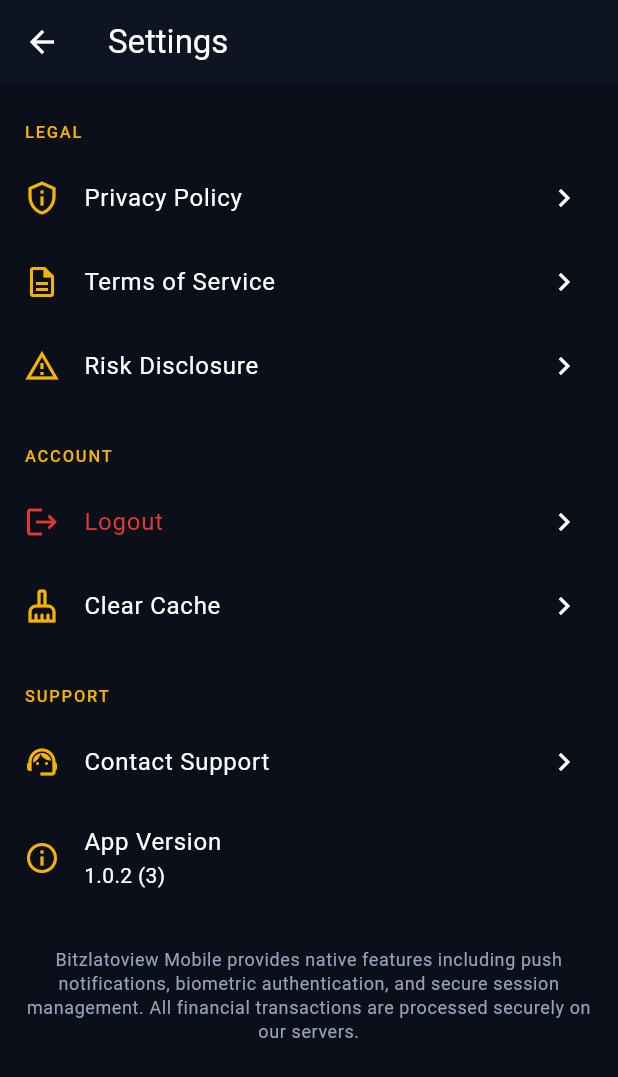
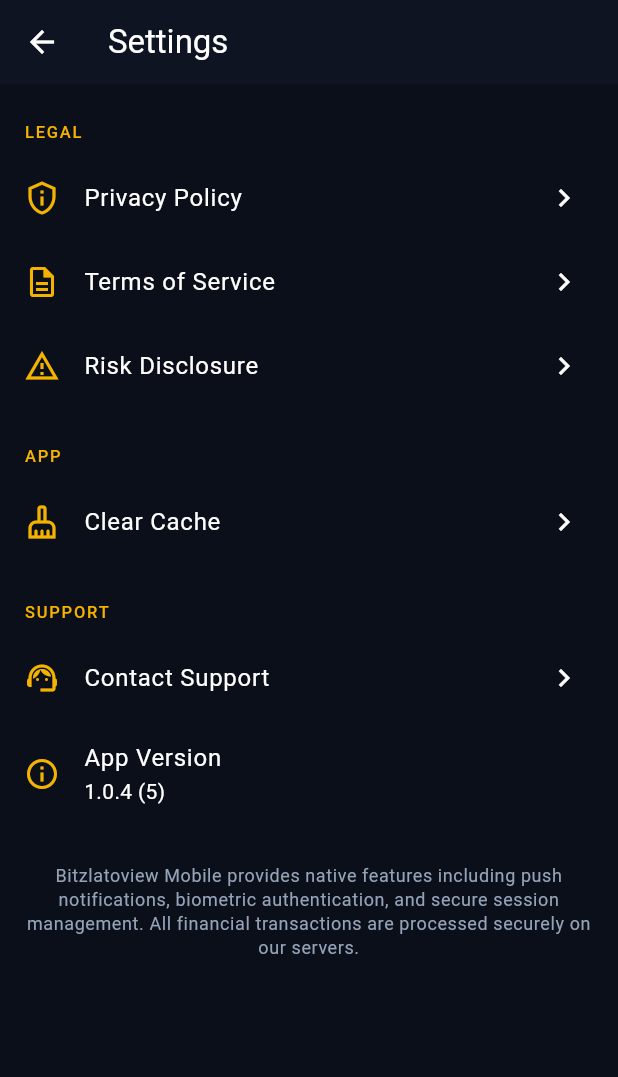
Before and after one commit to ecozeentech/-Bitzlatoview-App, a Flutter app: the screen it shows after launch, after a tap on the "settings" icon, on a phone screen of 412 x 824 dp. Shown: the top 1077 px of the screen. Run offline on Flutter 3.47's test engine with Material 3 defaults, Android fonts, the phone set to English and light mode, and no system bars; our stand-ins replace app_links, camera, connectivity_plus, device_info_plus, file_picker, firebase_core and 10 more; missing offline and left inert: flutter_inappwebview, webview_cookie_manager_plus; accounts and stored records are empty.

Commit message:
fix: restore WebView scrolling and remove duplicate logout
- Remove SmartRefresher wrapper that blocked touch/scroll events
- Remove full-screen loading overlay; use AppBar progress bar instead
- Enable native WebView scroll settings (vertical scroll, wide viewport)
- Remove duplicate Logout from native Settings (web app handles auth)
- Drop unused pull_to_refresh dependency
- Bump version to 1.0.4+5

Co-authored-by: Ecozeen Tech <ecozeentech@users.noreply.github.com>

```diff
--- a/lib/screens/settings_screen.dart
+++ b/lib/screens/settings_screen.dart
@@ -5,7 +5,6 @@ import 'package:url_launcher/url_launcher.dart';
 
 import '../config/constants.dart';
 import '../config/theme.dart';
-import '../providers/auth_provider.dart';
 import '../providers/webview_provider.dart';
 
 class SettingsScreen extends StatefulWidget {
@@ -51,34 +50,6 @@ class _SettingsScreenState extends State<SettingsScreen> {
     }
   }
 
-  Future<void> _logout() async {
-    final confirmed = await showDialog<bool>(
-      context: context,
-      builder: (context) => AlertDialog(
-        title: const Text('Logout'),
-        content: const Text('Are you sure you want to logout?'),
-        actions: [
-          TextButton(
-            onPressed: () => Navigator.pop(context, false),
-            child: const Text('Cancel'),
-          ),
-          ElevatedButton(
-            onPressed: () => Navigator.pop(context, true),
-            child: const Text('Logout'),
-          ),
-        ],
-      ),
-    );
-
-    if (confirmed == true && mounted) {
-      final authProvider = context.read<AuthProvider>();
-      final webViewProvider = context.read<WebViewProvider>();
-      await authProvider.logout();
-      await webViewProvider.loadUrl(AppConstants.baseUrl);
-      if (mounted) Navigator.pop(context);
-    }
-  }
-
   Future<void> _clearCache() async {
     await context.read<WebViewProvider>().clearCache();
     if (mounted) {
@@ -100,7 +71,7 @@ class _SettingsScreenState extends State<SettingsScreen> {
       ),
       body: ListView(
         children: [
-          _SectionHeader(title: 'Legal'),
+          const _SectionHeader(title: 'Legal'),
           _SettingsTile(
             icon: Icons.privacy_tip_outlined,
             title: 'Privacy Policy',
@@ -116,13 +87,7 @@ class _SettingsScreenState extends State<SettingsScreen> {
             title: 'Risk Disclosure',
             onTap: () => _openUrl(AppConstants.riskDisclosureUrl),
           ),
-          const _SectionHeader(title: 'Account'),
-          _SettingsTile(
-            icon: Icons.logout,
-            title: 'Logout',
-            onTap: _logout,
-            isDestructive: true,
-          ),
+          const _SectionHeader(title: 'App'),
           _SettingsTile(
             icon: Icons.cleaning_services_outlined,
             title: 'Clear Cache',
@@ -187,26 +152,24 @@ class _SettingsTile extends StatelessWidget {
     required this.title,
     this.subtitle,
     this.onTap,
-    this.isDestructive = false,
   });
 
   final IconData icon;
   final String title;
   final String? subtitle;
   final VoidCallback? onTap;
-  final bool isDestructive;
 
   @override
   Widget build(BuildContext context) {
     return ListTile(
       leading: Icon(
         icon,
-        color: isDestructive ? AppTheme.errorColor : AppTheme.primaryGold,
+        color: AppTheme.primaryGold,
       ),
       title: Text(
         title,
-        style: TextStyle(
-          color: isDestructive ? AppTheme.errorColor : AppTheme.textPrimary,
+        style: const TextStyle(
+          color: AppTheme.textPrimary,
         ),
       ),
       subtitle: subtitle != null ? Text(subtitle!) : null,
--- a/lib/screens/webview_screen.dart
+++ b/lib/screens/webview_screen.dart
@@ -4,7 +4,6 @@ import 'package:connectivity_plus/connectivity_plus.dart';
 import 'package:flutter/material.dart';
 import 'package:flutter_inappwebview/flutter_inappwebview.dart';
 import 'package:provider/provider.dart';
-import 'package:pull_to_refresh/pull_to_refresh.dart';
 
 import '../config/constants.dart';
 import '../config/theme.dart';
@@ -16,7 +15,6 @@ import '../services/deep_link_service.dart';
 import '../services/js_bridge_service.dart';
 import '../utils/helpers.dart';
 import '../widgets/error_widget.dart';
-import '../widgets/loading_indicator.dart';
 import 'offline_screen.dart';
 import 'settings_screen.dart';
 import 'splash_screen.dart';
@@ -34,8 +32,6 @@ class WebViewScreen extends StatefulWidget {
 }
 
 class _WebViewScreenState extends State<WebViewScreen> {
-  final RefreshController _refreshController =
-      RefreshController(initialRefresh: false);
   final JsBridgeService _bridgeService = JsBridgeService();
   final DeepLinkService _deepLinkService = DeepLinkService();
 
@@ -84,7 +80,6 @@ class _WebViewScreenState extends State<WebViewScreen> {
 
   @override
   void dispose() {
-    _refreshController.dispose();
     _deepLinkService.dispose();
     super.dispose();
   }
@@ -105,11 +100,6 @@ class _WebViewScreenState extends State<WebViewScreen> {
     } catch (e) {
       debugPrint('Bridge error: $e');
     }
-  }
-
-  Future<void> _onRefresh() async {
-    await context.read<WebViewProvider>().reload();
-    _refreshController.refreshCompleted();
   }
 
   @override
@@ -133,12 +123,26 @@ class _WebViewScreenState extends State<WebViewScreen> {
           );
         }
 
+        final isLoading = webViewProvider.loadState.isLoading &&
+            webViewProvider.loadState.progress < 1;
+        final hasError = webViewProvider.loadState.errorMessage != null;
+
         return Scaffold(
           backgroundColor: AppTheme.darkBackground,
           appBar: AppBar(
             automaticallyImplyLeading: false,
             toolbarHeight: 48,
             title: const SizedBox.shrink(),
+            bottom: isLoading
+                ? PreferredSize(
+                    preferredSize: const Size.fromHeight(3),
+                    child: LinearProgressIndicator(
+                      value: webViewProvider.loadState.progress,
+                      backgroundColor: AppTheme.darkCard,
+                      color: AppTheme.primaryGold,
+                    ),
+                  )
+                : null,
             actions: [
               IconButton(
                 icon: const Icon(Icons.settings_outlined),
@@ -155,15 +159,7 @@ class _WebViewScreenState extends State<WebViewScreen> {
           ),
           body: Stack(
             children: [
-              SmartRefresher(
-                controller: _refreshController,
-                enablePullDown: true,
-                onRefresh: _onRefresh,
-                header: const WaterDropMaterialHeader(
-                  backgroundColor: AppTheme.darkSurface,
-                  color: AppTheme.primaryGold,
-                ),
-                child: InAppWebView(
+              InAppWebView(
                 initialUrlRequest: URLRequest(
                   url: WebUri(_initialUrl),
                 ),
@@ -176,7 +172,16 @@ class _WebViewScreenState extends State<WebViewScreen> {
                   mediaPlaybackRequiresUserGesture: false,
                   allowsInlineMediaPlayback: true,
                   useHybridComposition: true,
-                    transparentBackground: true,
+                  verticalScrollBarEnabled: true,
+                  horizontalScrollBarEnabled: true,
+                  disableVerticalScroll: false,
+                  disableHorizontalScroll: false,
+                  supportZoom: false,
+                  overScrollMode: OverScrollMode.IF_CONTENT_SCROLLS,
+                  useWideViewPort: true,
+                  loadWithOverviewMode: true,
+                  builtInZoomControls: false,
+                  displayZoomControls: false,
                 ),
                 onWebViewCreated: (controller) {
                   webViewProvider.setController(controller);
@@ -219,17 +224,12 @@ class _WebViewScreenState extends State<WebViewScreen> {
                 shouldOverrideUrlLoading: (controller, navigationAction) async {
                   final uri = navigationAction.request.url;
                   if (uri == null) return NavigationActionPolicy.CANCEL;
-                    return Helpers.shouldAllowNavigation(Uri.parse(uri.toString()));
+                  return Helpers.shouldAllowNavigation(
+                    Uri.parse(uri.toString()),
+                  );
                 },
               ),
-              ),
-              if (webViewProvider.loadState.isLoading &&
-                  webViewProvider.loadState.progress < 1)
-                LoadingIndicator(
-                  progress: webViewProvider.loadState.progress,
-                  message: 'Loading...',
-                ),
-              if (webViewProvider.loadState.errorMessage != null)
+              if (hasError)
                 AppErrorWidget(
                   message: webViewProvider.loadState.errorMessage!,
                   onRetry: () => webViewProvider.reload(),
--- a/pubspec.yaml
+++ b/pubspec.yaml
@@ -1,7 +1,7 @@
 name: bitzlatoview_mobile
 description: Bitzlatoview Mobile – native Flutter client for the Bitzlatoview fintech platform.
 publish_to: 'none'
-version: 1.0.2+3
+version: 1.0.4+5
 
 environment:
   sdk: ^3.7.0
@@ -25,7 +25,6 @@ dependencies:
   camera: ^0.11.1
   local_auth: ^2.3.0
   app_links: ^6.4.0
-  pull_to_refresh: ^2.0.0
   connectivity_plus: ^6.1.3
   share_plus: ^10.1.4
   geolocator: ^13.0.2
```
Also changed, not shown: pubspec.lock, 1 other file. Lines whose indentation alone changed are shown as unchanged.
